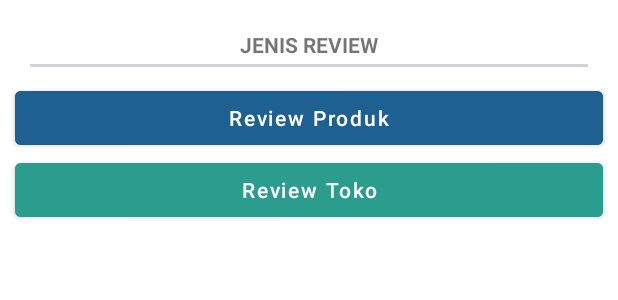
After one commit to farizbaiquni/marketplace-to-buy-and-sell-building-materials, an Android app: the layout fragment_type_review_bottom_sheet.xml on its own in the app's theme, with its tools: preview values and no code run, on a phone screen of 412 x 824 dp. The commit adds this screen. Shown: the top 300 px of the screen. Run offline under Robolectric (Android 15) with nearby library versions, the phone set to English and light mode, and no system bars.

Commit message:
add bottom sheet for option review type (shop/product)

```diff
--- a/app/src/main/java/com/example/e_commercetokobangunan_koma/ProductDetailActivity.kt
+++ b/app/src/main/java/com/example/e_commercetokobangunan_koma/ProductDetailActivity.kt
@@ -99,6 +99,11 @@ class ProductDetailActivity : AppCompatActivity() {
                         putExtra("id_product", viewModel.getProductDetail().value?.id_product)
                     })
             })
+
+            binding.btnReview.setOnClickListener(View.OnClickListener {
+                val modalBottomSheet = TypeReviewBottomSheetFragment()
+                modalBottomSheet.show(supportFragmentManager, TypeReviewBottomSheetFragment.TAG)
+            })
         }
     }// End onStart
 
--- /dev/null
+++ b/app/src/main/res/layout/fragment_type_review_bottom_sheet.xml
@@ -0,0 +1,62 @@
+<?xml version="1.0" encoding="utf-8"?>
+<androidx.coordinatorlayout.widget.CoordinatorLayout
+    xmlns:android="http://schemas.android.com/apk/res/android"
+    xmlns:tools="http://schemas.android.com/tools"
+    xmlns:app="http://schemas.android.com/apk/res-auto"
+    android:layout_width="match_parent"
+    android:layout_height="match_parent"
+    tools:context=".TypeReviewBottomSheetFragment">
+
+    <!-- TODO: Update blank fragment layout -->
+    <FrameLayout
+        android:layout_width="match_parent"
+        android:layout_height="wrap_content"
+        android:background="@color/white">
+
+        <LinearLayout
+            android:layout_width="match_parent"
+            android:layout_height="match_parent"
+            android:orientation="vertical"
+            android:paddingVertical="20dp">
+
+            <TextView
+                android:layout_width="match_parent"
+                android:layout_height="wrap_content"
+                android:text="JENIS REVIEW"
+                android:textAlignment="center"
+                android:textStyle="bold"/>
+
+            <View
+                android:layout_width="match_parent"
+                android:layout_height="2dp"
+                android:background="#ced4da"
+                android:layout_marginTop="3dp"
+                android:layout_marginBottom="10dp"
+                android:layout_marginHorizontal="20dp"/>
+
+            <Button
+                android:id="@+id/btn_review_product"
+                android:layout_width="match_parent"
+                android:layout_height="wrap_content"
+                android:text="Review Produk"
+                android:textAllCaps="false"
+                android:backgroundTint="#1e6091"
+                android:textColor="@color/white"
+                android:layout_marginHorizontal="10dp"/>
+
+
+            <Button
+                android:id="@+id/btn_review_shop"
+                android:layout_width="match_parent"
+                android:layout_height="wrap_content"
+                android:backgroundTint="#2a9d8f"
+                android:text="Review Toko"
+                android:textAllCaps="false"
+                android:textColor="@color/white"
+                android:layout_marginHorizontal="10dp"/>
+
+        </LinearLayout>
+
+    </FrameLayout>
+
+</androidx.coordinatorlayout.widget.CoordinatorLayout>
--- a/build.gradle
+++ b/build.gradle
@@ -6,7 +6,7 @@ buildscript {
     }
     dependencies {
         classpath "com.android.tools.build:gradle:7.0.1"
-        classpath "org.jetbrains.kotlin:kotlin-gradle-plugin:1.5.31"
+        classpath 'org.jetbrains.kotlin:kotlin-gradle-plugin:1.6.0'
         classpath 'com.google.gms:google-services:4.3.10'
 
         // NOTE: Do not place your application dependencies here; they belong
```
Also changed, not shown: app/src/main/java/com/example/e_commercetokobangunan_koma/TypeReviewBottomSheetFragment.kt (added, +46 -0 lines).
